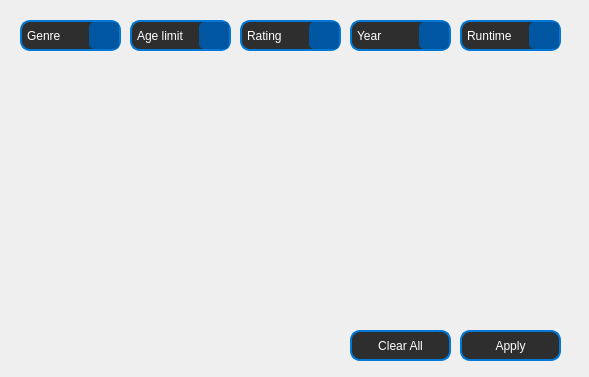
Old version of the form source/interface/FiltersWindow.ui in the repository ValldemarXorin/Labs-2-cours.
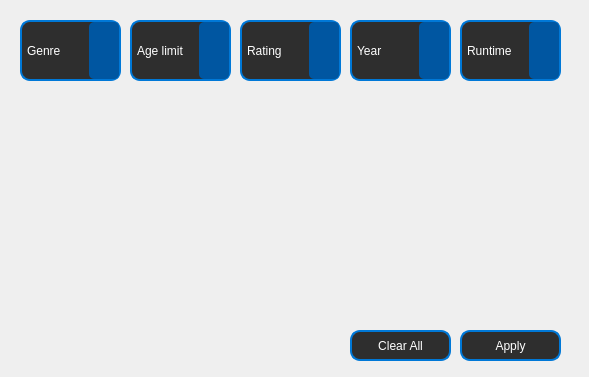
New version of the form.

The edit to the form file:
```diff
--- a/source/interface/FiltersWindow.ui
+++ b/source/interface/FiltersWindow.ui
@@ -27,7 +27,7 @@
      <x>20</x>
      <y>20</y>
      <width>101</width>
-     <height>31</height>
+     <height>61</height>
     </rect>
    </property>
    <property name="styleSheet">
@@ -60,7 +60,7 @@
    </property>
    <item>
     <property name="text">
-     <string>Genre</string>
+     <string>Любой жанр</string>
     </property>
    </item>
    <item>
@@ -85,7 +85,7 @@
      <x>130</x>
      <y>20</y>
      <width>101</width>
-     <height>31</height>
+     <height>61</height>
     </rect>
    </property>
    <property name="styleSheet">
@@ -119,7 +119,7 @@
    </property>
    <item>
     <property name="text">
-     <string>Age limit</string>
+     <string>Любой возраст</string>
     </property>
    </item>
    <item>
@@ -159,7 +159,7 @@
      <x>240</x>
      <y>20</y>
      <width>101</width>
-     <height>31</height>
+     <height>61</height>
     </rect>
    </property>
    <property name="styleSheet">
@@ -192,7 +192,7 @@
    </property>
    <item>
     <property name="text">
-     <string>Rating</string>
+     <string>Любой рейтинг</string>
     </property>
    </item>
    <item>
@@ -212,7 +212,7 @@
      <x>350</x>
      <y>20</y>
      <width>101</width>
-     <height>31</height>
+     <height>61</height>
     </rect>
    </property>
    <property name="styleSheet">
@@ -245,7 +245,7 @@
    </property>
    <item>
     <property name="text">
-     <string>Year</string>
+     <string>Любой год</string>
     </property>
    </item>
    <item>
@@ -265,7 +265,7 @@
      <x>460</x>
      <y>20</y>
      <width>101</width>
-     <height>31</height>
+     <height>61</height>
     </rect>
    </property>
    <property name="styleSheet">
@@ -298,7 +298,7 @@
    </property>
    <item>
     <property name="text">
-     <string>Runtime</string>
+     <string>Любая длительность</string>
     </property>
    </item>
    <item>
```
Left out of the diff: 68 changed lines with no effect on the pictures.
